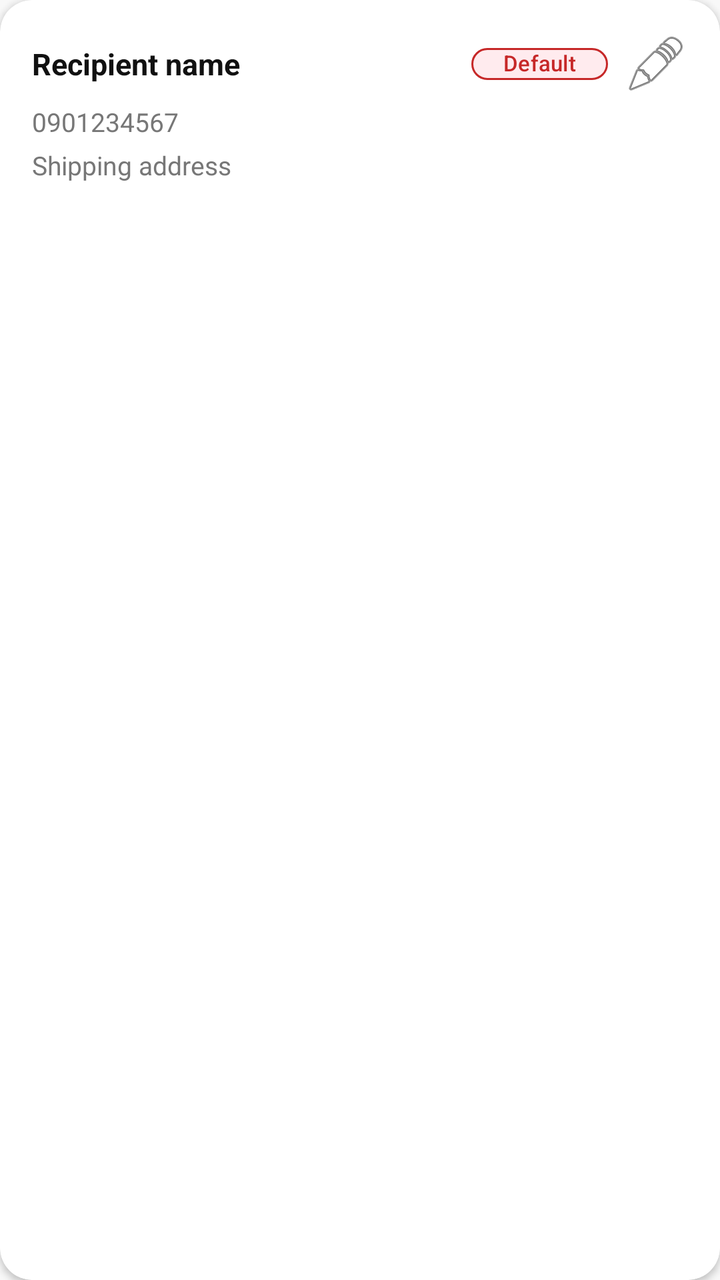
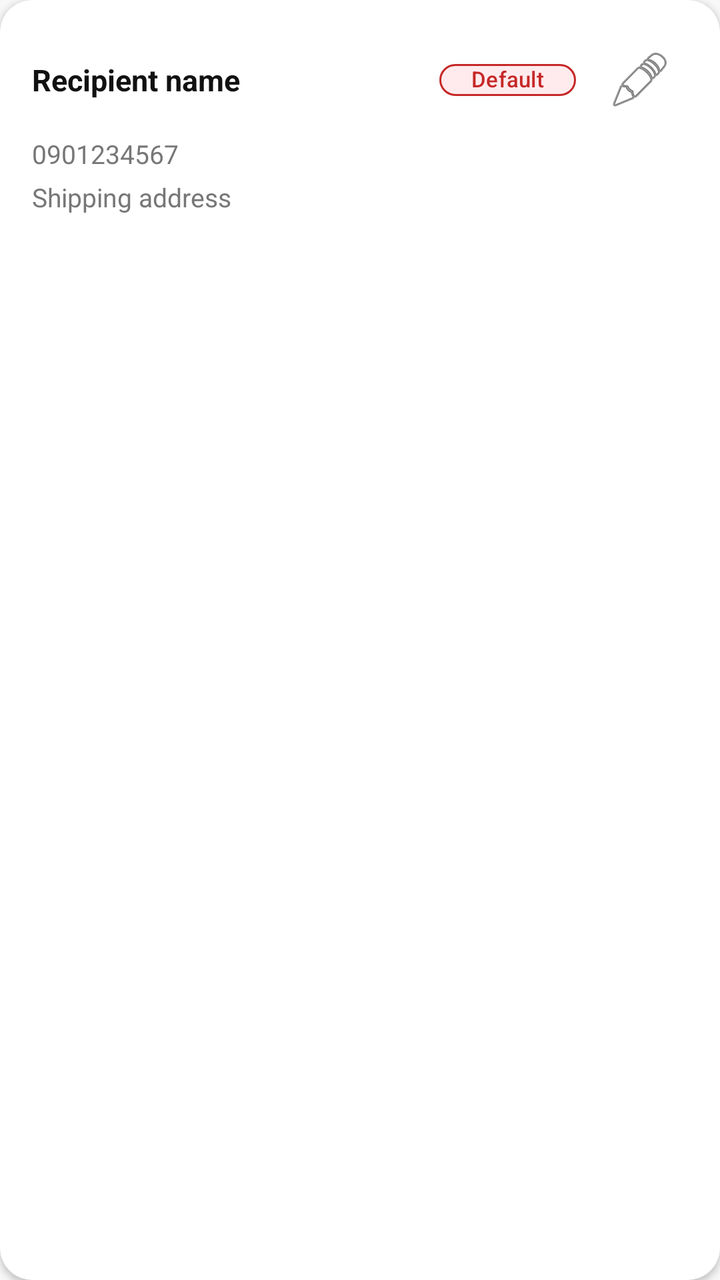

Screens rendered from an Android XML layout before and after an edit, with the pre-edit source and the edit as a unified diff.
<!-- AndroidManifest.xml: application theme Theme.TirTirMCommerce -->
<!-- res/layout/item_address.xml -->
<?xml version="1.0" encoding="utf-8"?>
<androidx.cardview.widget.CardView xmlns:android="http://schemas.android.com/apk/res/android"
    xmlns:app="http://schemas.android.com/apk/res-auto"
    android:layout_width="match_parent"
    android:layout_height="wrap_content"
    android:layout_marginHorizontal="16dp"
    android:layout_marginVertical="6dp"
    app:cardCornerRadius="16dp"
    app:cardElevation="2dp"
    app:cardBackgroundColor="@color/tirtir_milk_white">

    <LinearLayout
        android:layout_width="match_parent"
        android:layout_height="wrap_content"
        android:orientation="vertical"
        android:padding="16dp">

        
        <LinearLayout
            android:layout_width="match_parent"
            android:layout_height="wrap_content"
            android:orientation="horizontal"
            android:gravity="center_vertical"
            android:layout_marginBottom="4dp">

            <TextView
                android:id="@+id/tvReceiverName"
                android:layout_width="0dp"
                android:layout_height="wrap_content"
                android:layout_weight="1"
                android:textStyle="bold"
                android:textColor="@color/tirtir_text_primary"
                android:textSize="15sp"
                android:text="Recipient name" />

            <com.google.android.material.chip.Chip
                android:id="@+id/tvAddressLabel"
                android:layout_width="wrap_content"
                android:layout_height="32dp"
                android:text="@string/address_default_label"
                android:textColor="@color/tirtir_red_primary"
                app:chipBackgroundColor="@color/tirtir_aura_pink"
                app:chipStrokeColor="@color/tirtir_red_primary"
                app:chipStrokeWidth="1dp"
                android:textSize="11sp"
                android:layout_marginEnd="8dp" />

            <ImageButton
                android:id="@+id/btnEditAddress"
                android:layout_width="32dp"
                android:layout_height="32dp"
                android:background="?attr/selectableItemBackgroundBorderless"
                android:src="@android:drawable/ic_menu_edit"
                android:contentDescription="@string/address_edit" />
        </LinearLayout>

        
        <TextView
            android:id="@+id/tvPhone"
            android:layout_width="wrap_content"
            android:layout_height="wrap_content"
            android:textColor="@color/tirtir_text_secondary"
            android:textSize="13sp"
            android:layout_marginBottom="4dp"
            android:text="0901234567" />

        
        <TextView
            android:id="@+id/tvAddressLine"
            android:layout_width="match_parent"
            android:layout_height="wrap_content"
            android:textColor="@color/tirtir_text_secondary"
            android:textSize="13sp"
            android:maxLines="2"
            android:text="Shipping address" />

    </LinearLayout>
</androidx.cardview.widget.CardView>
<!-- resources referenced by this layout -->
<resources>
  <color name="tirtir_aura_pink">#FFEBEE</color>
  <color name="tirtir_milk_white">#FFFFFF</color>
  <color name="tirtir_red_primary">#C62828</color>
  <color name="tirtir_text_primary">#111111</color>
  <color name="tirtir_text_secondary">#777777</color>
  <string name="address_default_label">Default</string>
  <string name="address_edit">Edit Address</string>
  <style name="Theme.TirTirMCommerce" parent="Base.Theme.TirTirMCommerce" />
  <style name="Base.Theme.TirTirMCommerce" parent="Theme.Material3.DayNight.NoActionBar">
          
          <item name="colorPrimary">@color/tirtir_red_primary</item>
          <item name="colorPrimaryDark">@color/tirtir_red_dark</item>
          <item name="colorPrimaryContainer">@color/tirtir_red_surface</item>
  
          
          <item name="colorOnPrimary">@color/tirtir_white</item>
          <item name="colorOnPrimaryContainer">@color/tirtir_red_primary</item>
  
          
          <item name="colorSecondary">@color/tirtir_black</item>
          <item name="colorOnSecondary">@color/tirtir_white</item>
  
          
          <item name="colorSurface">@color/tirtir_white</item>
          <item name="colorOnSurface">@color/tirtir_black</item>
          <item name="colorSurfaceVariant">@color/tirtir_off_white</item>
  
          
          <item name="android:windowBackground">@color/tirtir_off_white</item>
          <item name="android:statusBarColor">@color/tirtir_white</item>
          <item name="android:windowLightStatusBar">true</item>
  
          
          <item name="colorError">@color/tirtir_error</item>
      </style>
  <color name="tirtir_red_dark">#8E0000</color>
  <color name="tirtir_red_surface">#FFEBEE</color>
  <color name="tirtir_white">#FFFFFF</color>
  <color name="tirtir_black">#111111</color>
  <color name="tirtir_off_white">#F8F8F8</color>
  <color name="tirtir_error">#D32F2F</color>
</resources>

<!-- the commit's change to res/layout/item_address.xml (unified diff, before → after) -->
@@ -47,8 +47,8 @@
 
             <ImageButton
                 android:id="@+id/btnEditAddress"
-                android:layout_width="32dp"
-                android:layout_height="32dp"
+                android:layout_width="48dp"
+                android:layout_height="48dp"
                 android:background="?attr/selectableItemBackgroundBorderless"
                 android:src="@android:drawable/ic_menu_edit"
                 android:contentDescription="@string/address_edit" />
